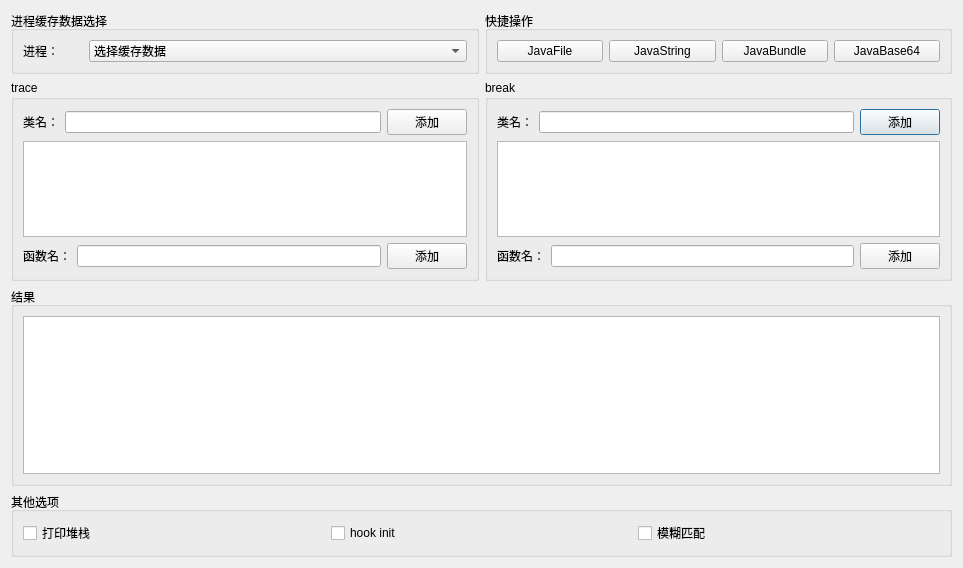
First picture: the form in ui/zenTracer.ui, repository dqzg12300/fridaUiTools, before the edit.
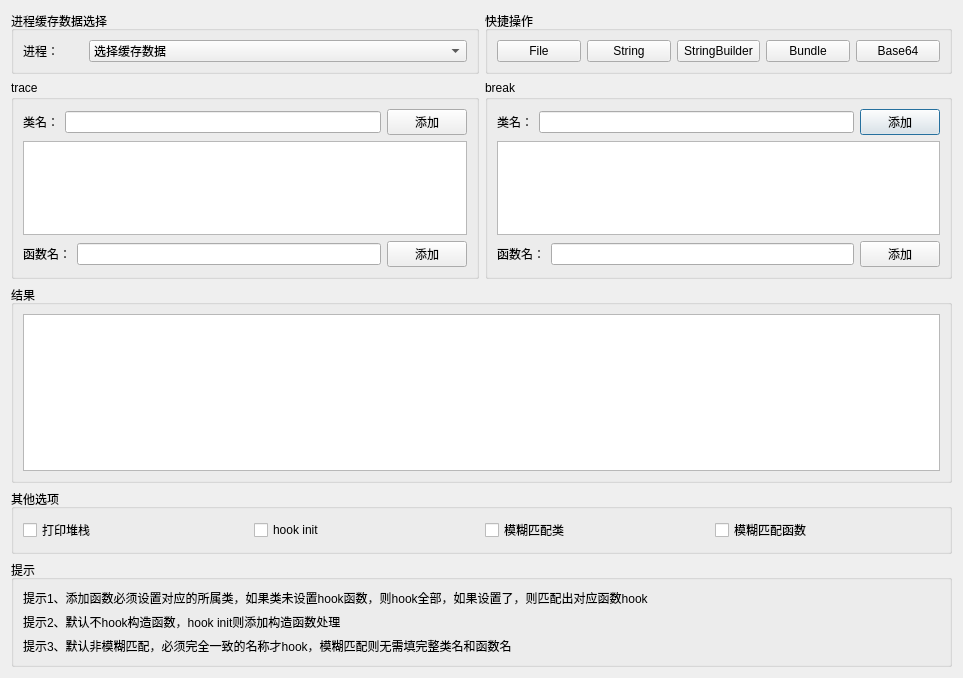
Second picture: the form after the edit.

Commit message: 修复zentrace部分bug。优化trace的细节。逻辑调整为可单个类匹配与拉黑指定函数

The edit to the form file:
```diff
--- a/ui/zenTracer.ui
+++ b/ui/zenTracer.ui
@@ -7,7 +7,7 @@
     <x>0</x>
     <y>0</y>
     <width>963</width>
-    <height>568</height>
+    <height>678</height>
    </rect>
   </property>
   <property name="windowTitle">
@@ -88,6 +88,13 @@
         </property>
        </widget>
       </item>
+      <item row="0" column="2">
+       <widget class="QCheckBox" name="chkMatch">
+        <property name="text">
+         <string>模糊匹配类</string>
+        </property>
+       </widget>
+      </item>
       <item row="0" column="1">
        <widget class="QCheckBox" name="chkInit">
         <property name="text">
@@ -95,10 +102,10 @@
         </property>
        </widget>
       </item>
-      <item row="0" column="2">
-       <widget class="QCheckBox" name="chkMatch">
+      <item row="0" column="3">
+       <widget class="QCheckBox" name="chkMatchMethod">
         <property name="text">
-         <string>模糊匹配</string>
+         <string>模糊匹配函数</string>
         </property>
        </widget>
       </item>
@@ -175,7 +182,7 @@
          </size>
         </property>
         <property name="text">
-         <string>JavaString</string>
+         <string>String</string>
         </property>
        </widget>
       </item>
@@ -188,11 +195,11 @@
          </size>
         </property>
         <property name="text">
-         <string>JavaFile</string>
+         <string>File</string>
         </property>
        </widget>
       </item>
-      <item row="0" column="2">
+      <item row="0" column="3">
        <widget class="QPushButton" name="btnClassBundle">
         <property name="maximumSize">
          <size>
@@ -201,11 +208,11 @@
          </size>
         </property>
         <property name="text">
-         <string>JavaBundle</string>
+         <string>Bundle</string>
         </property>
        </widget>
       </item>
-      <item row="0" column="3">
+      <item row="0" column="4">
        <widget class="QPushButton" name="btnClassBase64">
         <property name="maximumSize">
          <size>
@@ -214,7 +221,20 @@
          </size>
         </property>
         <property name="text">
-         <string>JavaBase64</string>
+         <string>Base64</string>
+        </property>
+       </widget>
+      </item>
+      <item row="0" column="2">
+       <widget class="QPushButton" name="btnClassStringBuilderAdd">
+        <property name="maximumSize">
+         <size>
+          <width>120</width>
+          <height>16777215</height>
+         </size>
+        </property>
+        <property name="text">
+         <string>StringBuilder</string>
         </property>
        </widget>
       </item>
@@ -282,6 +302,36 @@
      </layout>
     </widget>
    </item>
+   <item row="4" column="0" colspan="2">
+    <widget class="QGroupBox" name="groupBox_7">
+     <property name="title">
+      <string>提示</string>
+     </property>
+     <layout class="QGridLayout" name="gridLayout_8">
+      <item row="1" column="0">
+       <widget class="QLabel" name="label_7">
+        <property name="text">
+         <string>提示2、默认不hook构造函数，hook init则添加构造函数处理</string>
+        </property>
+       </widget>
+      </item>
+      <item row="0" column="0">
+       <widget class="QLabel" name="label_6">
+        <property name="text">
+         <string>提示1、添加函数必须设置对应的所属类，如果类未设置hook函数，则hook全部，如果设置了，则匹配出对应函数hook</string>
+        </property>
+       </widget>
+      </item>
+      <item row="2" column="0">
+       <widget class="QLabel" name="label_8">
+        <property name="text">
+         <string>提示3、默认非模糊匹配，必须完全一致的名称才hook，模糊匹配则无需填完整类名和函数名</string>
+        </property>
+       </widget>
+      </item>
+     </layout>
+    </widget>
+   </item>
   </layout>
  </widget>
  <resources/>
```
The commit also changes 5 other files.
